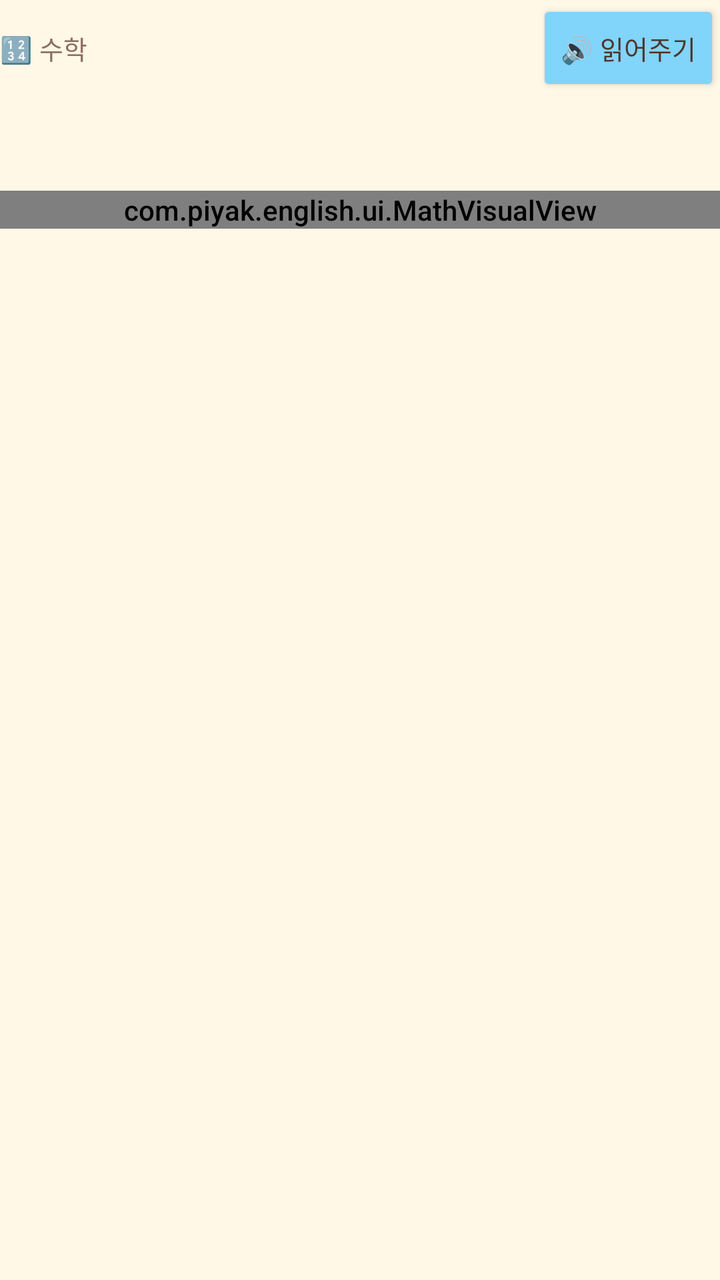
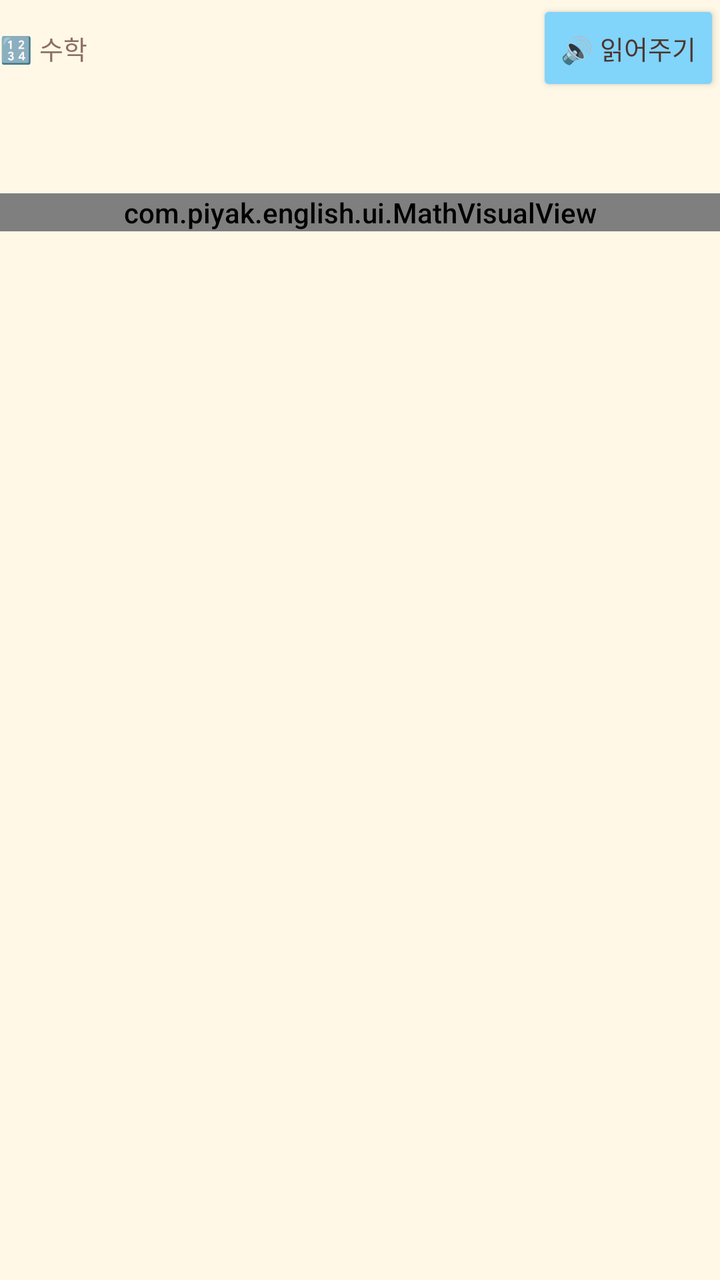

Compare the two renders of this Android layout. The source of the first and the diff that turns it into the second are given below.
<!-- AndroidManifest.xml: application theme Theme.Piyak -->
<!-- res/layout/view_q_math.xml -->
<?xml version="1.0" encoding="utf-8"?>
<LinearLayout xmlns:android="http://schemas.android.com/apk/res/android"
    android:layout_width="match_parent" android:layout_height="wrap_content"
    android:orientation="vertical">

    <LinearLayout
        android:layout_width="match_parent" android:layout_height="wrap_content"
        android:orientation="horizontal" android:gravity="center_vertical">
        <TextView android:id="@+id/txtKind" android:layout_width="0dp" android:layout_height="wrap_content"
            android:layout_weight="1"
            android:textSize="13sp" android:textColor="@color/brown_soft" android:text="🔢 수학" />
        <Button android:id="@+id/btnSay" android:layout_width="wrap_content" android:layout_height="wrap_content"
            android:text="🔊 읽어주기" android:textSize="13sp"
            android:backgroundTint="@color/sky" android:textColor="@color/brown_text" />
    </LinearLayout>

    <TextView android:id="@+id/txtPrompt" android:layout_width="match_parent" android:layout_height="wrap_content"
        android:layout_marginTop="8dp" android:textSize="22sp" android:textStyle="bold"
        android:lineSpacingMultiplier="1.25" />

    <com.piyak.english.ui.MathVisualView android:id="@+id/visual"
        android:layout_width="match_parent" android:layout_height="wrap_content"
        android:layout_marginTop="10dp" />

    
    <LinearLayout android:id="@+id/countBox"
        android:layout_width="match_parent" android:layout_height="wrap_content"
        android:orientation="horizontal" android:gravity="center_vertical"
        android:visibility="gone">
        <TextView android:id="@+id/txtCount" android:layout_width="0dp" android:layout_height="wrap_content"
            android:layout_weight="1" android:textSize="14sp" android:textColor="@color/brown_soft"
            android:text="👆 그림을 하나씩 짚어 세어 보세요" />
        <Button android:id="@+id/btnCountReset" android:layout_width="wrap_content" android:layout_height="wrap_content"
            android:minWidth="0dp" android:paddingHorizontal="12dp"
            android:text="다시 세기" android:textSize="12sp"
            android:backgroundTint="@color/cream_dark" android:textColor="@color/brown_text" />
    </LinearLayout>

    
    <LinearLayout android:id="@+id/numberBox"
        android:layout_width="match_parent" android:layout_height="wrap_content"
        android:orientation="vertical" android:visibility="gone">
        <TextView android:id="@+id/txtAnswer"
            android:layout_width="match_parent" android:layout_height="wrap_content"
            android:layout_marginTop="12dp" android:padding="14dp"
            android:background="@drawable/bg_tile" android:gravity="center"
            android:textSize="30sp" android:textStyle="bold" android:hint="?" />
        <com.piyak.english.ui.NumberPadView android:id="@+id/numberPad"
            android:layout_width="match_parent" android:layout_height="wrap_content"
            android:layout_marginTop="10dp" />
    </LinearLayout>

    
    <GridLayout android:id="@+id/choicesGrid"
        android:layout_width="match_parent" android:layout_height="wrap_content"
        android:layout_marginTop="14dp" android:columnCount="2" android:visibility="gone" />

    
    <EditText android:id="@+id/editAnswer"
        android:layout_width="match_parent" android:layout_height="wrap_content"
        android:layout_marginTop="14dp" android:padding="14dp"
        android:background="@drawable/bg_tile" android:textSize="18sp"
        android:inputType="textNoSuggestions|textVisiblePassword" android:imeOptions="actionDone"
        android:hint="답을 입력하세요" android:importantForAutofill="no"
        android:visibility="gone" />
</LinearLayout>
<!-- resources referenced by this layout -->
<resources>
  <color name="brown_soft">#8D6E63</color>
  <color name="brown_text">#4E342E</color>
  <color name="cream_dark">#FFF0CC</color>
  <color name="sky">#81D4FA</color>
  <!-- drawable bg_tile (drawable) -->
  <?xml version="1.0" encoding="utf-8"?>
  <shape xmlns:android="http://schemas.android.com/apk/res/android" android:shape="rectangle">
      <solid android:color="@color/white"/>
      <stroke android:width="2dp" android:color="@color/tile_border"/>
      <corners android:radius="14dp"/>
  </shape>
  <style name="Theme.Piyak" parent="Theme.Material3.Light.NoActionBar">
          <item name="colorPrimary">@color/chick_yellow</item>
          <item name="colorOnPrimary">@color/brown_text</item>
          <item name="colorPrimaryContainer">@color/cream_dark</item>
          <item name="colorOnPrimaryContainer">@color/brown_text</item>
          <item name="colorSecondary">@color/coral</item>
          <item name="colorOnSecondary">@color/white</item>
          <item name="android:windowBackground">@color/cream</item>
          <item name="android:statusBarColor">@color/cream</item>
          <item name="android:windowLightStatusBar">true</item>
          <item name="android:navigationBarColor">@color/cream</item>
          <item name="android:textColor">@color/brown_text</item>
          <item name="android:fontFamily">sans-serif-medium</item>
      </style>
  <color name="white">#FFFFFF</color>
  <color name="tile_border">#FFE082</color>
  <color name="chick_yellow">#FFD54F</color>
  <color name="coral">#FF8A80</color>
  <color name="cream">#FFF8E7</color>
</resources>

<!-- the commit's change to res/layout/view_q_math.xml (unified diff, before → after) -->
@@ -15,8 +15,13 @@
     </LinearLayout>
 
     <TextView android:id="@+id/txtPrompt" android:layout_width="match_parent" android:layout_height="wrap_content"
-        android:layout_marginTop="8dp" android:textSize="22sp" android:textStyle="bold"
+        android:layout_marginTop="8dp" android:textSize="23sp" android:textStyle="bold"
         android:lineSpacingMultiplier="1.25" />
+
+    
+    <com.piyak.english.ui.FormulaView android:id="@+id/formulaView"
+        android:layout_width="match_parent" android:layout_height="wrap_content"
+        android:layout_marginTop="8dp" android:visibility="gone" />
 
     <com.piyak.english.ui.MathVisualView android:id="@+id/visual"
         android:layout_width="match_parent" android:layout_height="wrap_content"
